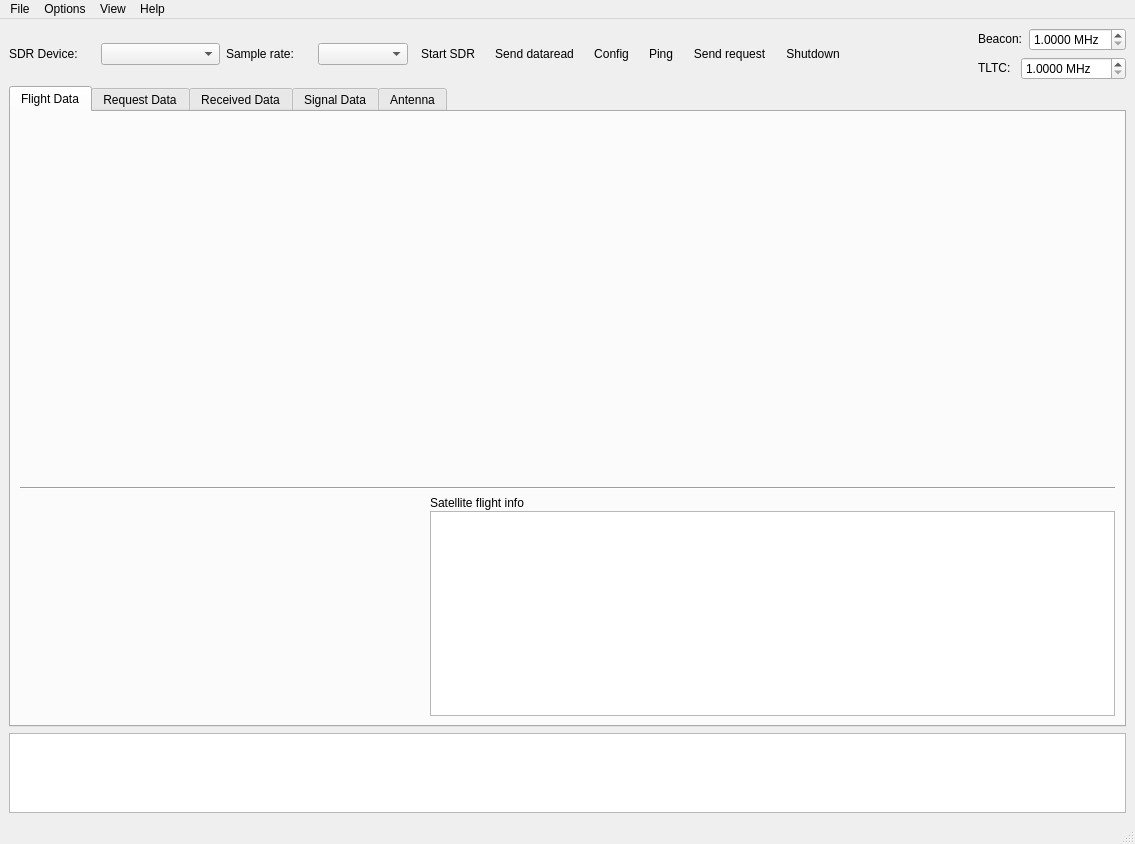
Old version of the form gui/qt/mainwindow.ui in the repository floripasat/grs.
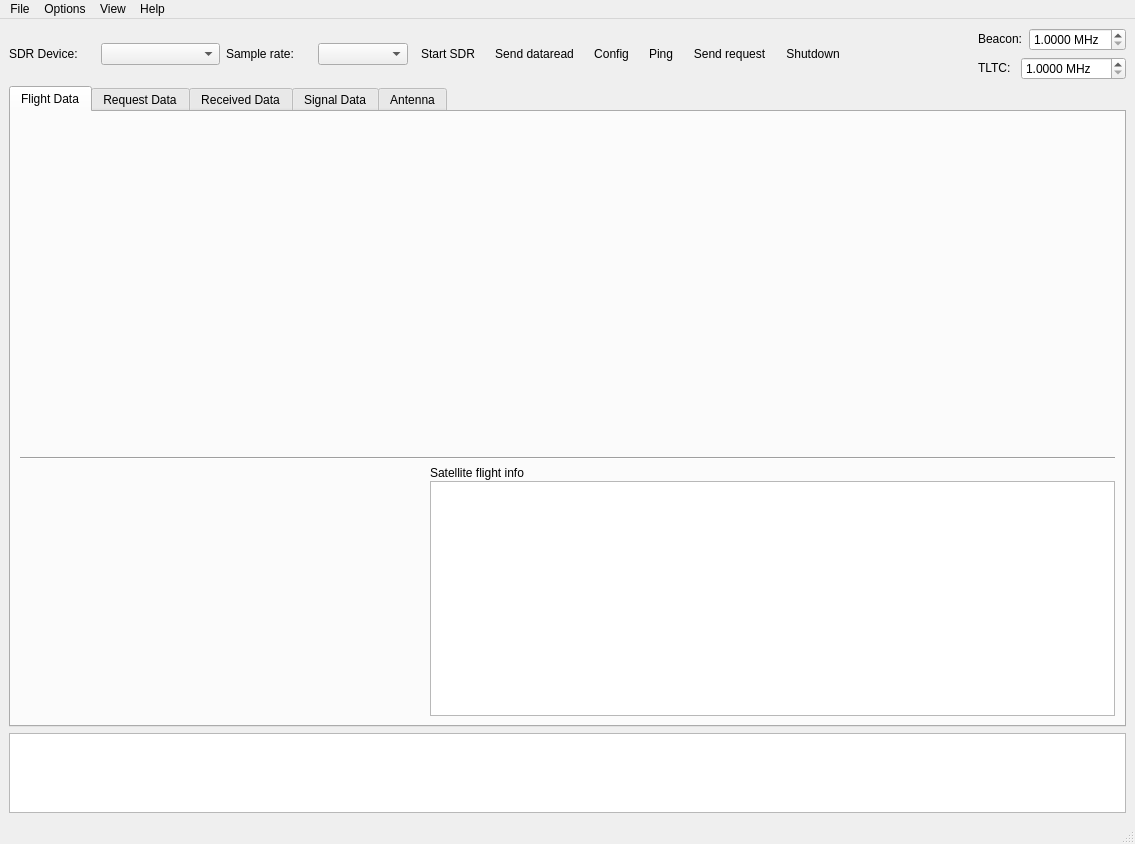
New version of the form. The open tabs and pages were chosen to show the change. Icons and pictures are not drawn.

Diff of the .ui file:
```diff
--- a/gui/qt/mainwindow.ui
+++ b/gui/qt/mainwindow.ui
@@ -395,8 +395,8 @@
          <widget class="QLabel" name="Lworldmap">
           <property name="minimumSize">
            <size>
-            <width>640</width>
-            <height>360</height>
+            <width>256</width>
+            <height>144</height>
            </size>
           </property>
           <property name="text">
@@ -443,7 +443,7 @@
              <property name="minimumSize">
               <size>
                <width>200</width>
-               <height>200</height>
+               <height>0</height>
               </size>
              </property>
              <property name="maximumSize">
@@ -471,6 +471,12 @@
              </item>
              <item>
               <widget class="QTextEdit" name="TEsatelliteinfo">
+               <property name="minimumSize">
+                <size>
+                 <width>0</width>
+                 <height>0</height>
+                </size>
+               </property>
                <property name="maximumSize">
                 <size>
                  <width>10000000</width>
```
Left out of the diff: 2 changed lines with no effect on the pictures.
